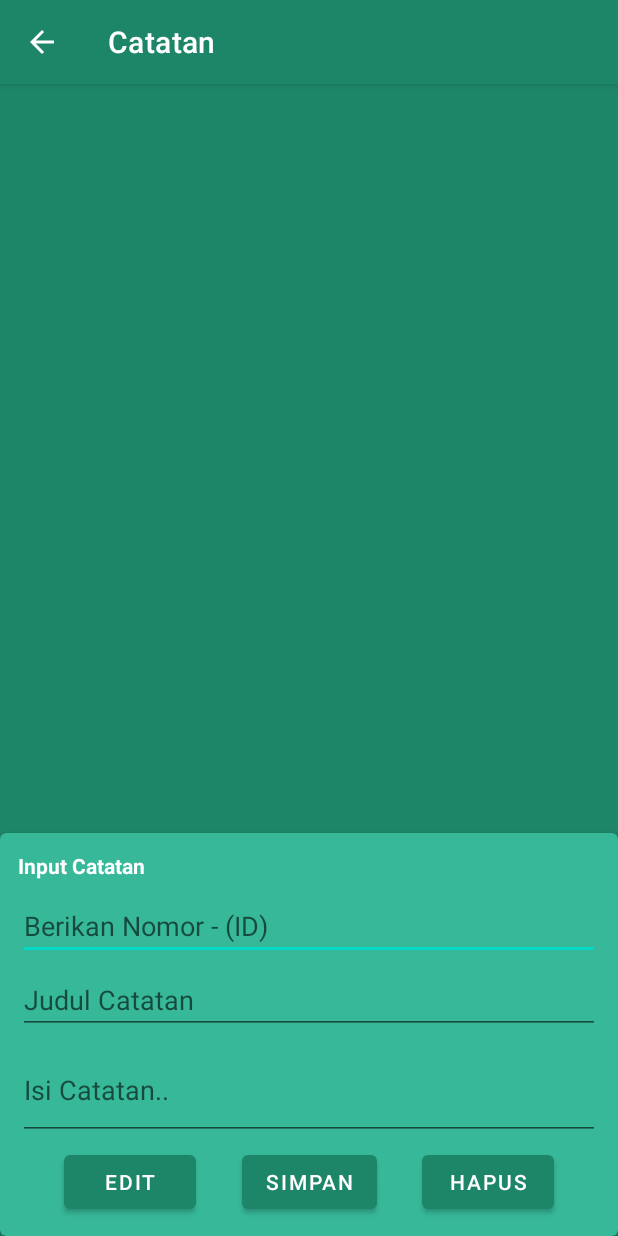
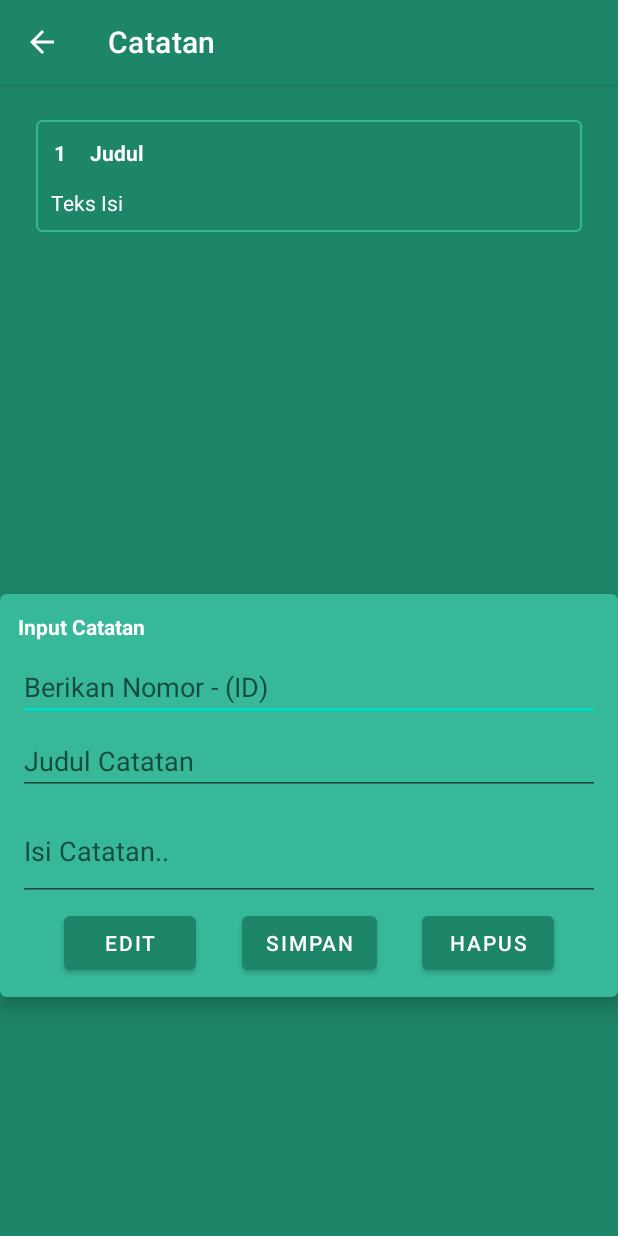
Before and after one commit to Omanzz/Taqwa, an Android app: the Catatan screen opened directly, with no data from a screen before it, on a phone screen of 412 x 824 dp. Run offline under Robolectric (Android 15) with nearby library versions, the phone set to English and light mode, and no system bars; 1 statement that could not run was skipped.

Commit message:
show data layouting

```diff
--- a/app/src/main/res/layout/activity_catatan.xml
+++ b/app/src/main/res/layout/activity_catatan.xml
@@ -1,11 +1,64 @@
 <?xml version="1.0" encoding="utf-8"?>
-<androidx.constraintlayout.widget.ConstraintLayout xmlns:android="http://schemas.android.com/apk/res/android"
+<RelativeLayout xmlns:android="http://schemas.android.com/apk/res/android"
     xmlns:app="http://schemas.android.com/apk/res-auto"
     xmlns:tools="http://schemas.android.com/tools"
     android:layout_width="match_parent"
     android:layout_height="match_parent"
     android:background="#1E8668"
     tools:context=".Catatan">
+
+    <ScrollView
+        android:id="@+id/svCatatan"
+        android:layout_width="match_parent"
+        android:padding="24dp"
+        android:layout_height="340dp">
+
+        <com.google.android.material.card.MaterialCardView
+            android:layout_width="match_parent"
+            android:layout_height="wrap_content"
+            app:cardElevation="0dp"
+            app:strokeColor="#37B899"
+            android:backgroundTint="#1E8668"
+            app:strokeWidth="1dp">
+            <RelativeLayout
+                android:layout_width="match_parent"
+                android:layout_height="wrap_content"
+                android:padding="4dp">
+                    <TextView
+                        android:id="@+id/DataID"
+                        android:layout_width="wrap_content"
+                        android:layout_height="wrap_content"
+                        android:layout_margin="4dp"
+                        android:padding="4dp"
+                        android:textColor="@color/white"
+                        android:textStyle="bold"
+                        android:text="1"/>
+
+                    <TextView
+                        android:id="@+id/DataJudul"
+                        android:layout_width="wrap_content"
+                        android:layout_height="wrap_content"
+                        android:layout_toRightOf="@id/DataID"
+                        android:layout_margin="4dp"
+                        android:padding="4dp"
+                        android:textColor="@color/white"
+                        android:textStyle="bold"
+                        android:text="Judul"/>
+
+                    <TextView
+                        android:id="@+id/DataIsi"
+                        android:layout_width="match_parent"
+                        android:layout_height="wrap_content"
+                        android:layout_below="@id/DataJudul"
+                        android:layout_margin="2dp"
+                        android:padding="4dp"
+                        android:text="Teks Isi"
+                        android:textColor="@color/white" />
+            </RelativeLayout>
+
+        </com.google.android.material.card.MaterialCardView>
+
+    </ScrollView>
 
     <com.google.android.material.card.MaterialCardView
         android:id="@+id/cardInputForm"
@@ -15,9 +68,7 @@
         android:clickable="false"
         android:padding="14dp"
         app:cardElevation="8dp"
-        app:layout_constraintBottom_toBottomOf="parent"
-        app:layout_constraintEnd_toEndOf="parent"
-        app:layout_constraintStart_toStartOf="parent">
+        android:layout_below="@id/svCatatan">
 
         <RelativeLayout
             android:layout_width="wrap_content"
@@ -106,4 +157,4 @@
 
     </com.google.android.material.card.MaterialCardView>
 
-</androidx.constraintlayout.widget.ConstraintLayout>
+</RelativeLayout>
```
